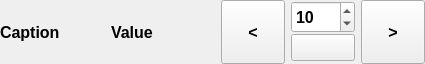
This is PrinterClient/ControlFrame.ui in Bazzzukasss/PrinterEmulator as Qt 5 draws it before an edit. The edited form follows.
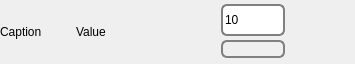
This is the edited form. Icons and pictures are not drawn.

```diff
--- a/PrinterClient/ControlFrame.ui
+++ b/PrinterClient/ControlFrame.ui
@@ -6,20 +6,36 @@
    <rect>
     <x>0</x>
     <y>0</y>
-    <width>425</width>
+    <width>355</width>
     <height>64</height>
    </rect>
   </property>
-  <property name="font">
-   <font>
-    <pointsize>12</pointsize>
-    <weight>75</weight>
-    <bold>true</bold>
-   </font>
-  </property>
   <property name="windowTitle">
    <string>Frame</string>
   </property>
+  <property name="styleSheet">
+   <string notr="true">QPushButton#mButtonInc{
+	image: url(:/img/button_add.png);
+	border: none;
+}
+QPushButton#mButtonInc:pressed{
+	image: url(:/img/button_add_.png); 
+	border: none;
+}
+
+QPushButton#mButtonDec{
+	image: url(:/img/button_del.png);
+	border: none;
+}
+QPushButton#mButtonDec:pressed{
+	image: url(:/img/button_del_.png);
+	border: none;
+}
+QSpinBox,QPushButton#mButtonColor{
+	border: 2px solid grey;
+	border-radius: 6px; 
+}</string>
+  </property>
   <layout class="QHBoxLayout" name="horizontalLayout">
    <property name="leftMargin">
     <number>0</number>
@@ -73,8 +89,8 @@
        <height>64</height>
       </size>
      </property>
-     <property name="text">
-      <string>&lt;</string>
+     <property name="styleSheet">
+      <string notr="true"/>
      </property>
     </widget>
    </item>
@@ -125,6 +141,9 @@
         <property name="frame">
          <bool>true</bool>
         </property>
+        <property name="buttonSymbols">
+         <enum>QAbstractSpinBox::NoButtons</enum>
+        </property>
         <property name="suffix">
          <string/>
         </property>
@@ -160,8 +179,14 @@
        <height>64</height>
       </size>
      </property>
+     <property name="toolTip">
+      <string/>
+     </property>
+     <property name="styleSheet">
+      <string notr="true"/>
+     </property>
      <property name="text">
-      <string>&gt;</string>
+      <string/>
      </property>
     </widget>
    </item>
```
Left out of the diff: 9 changed lines with no effect on the pictures.
